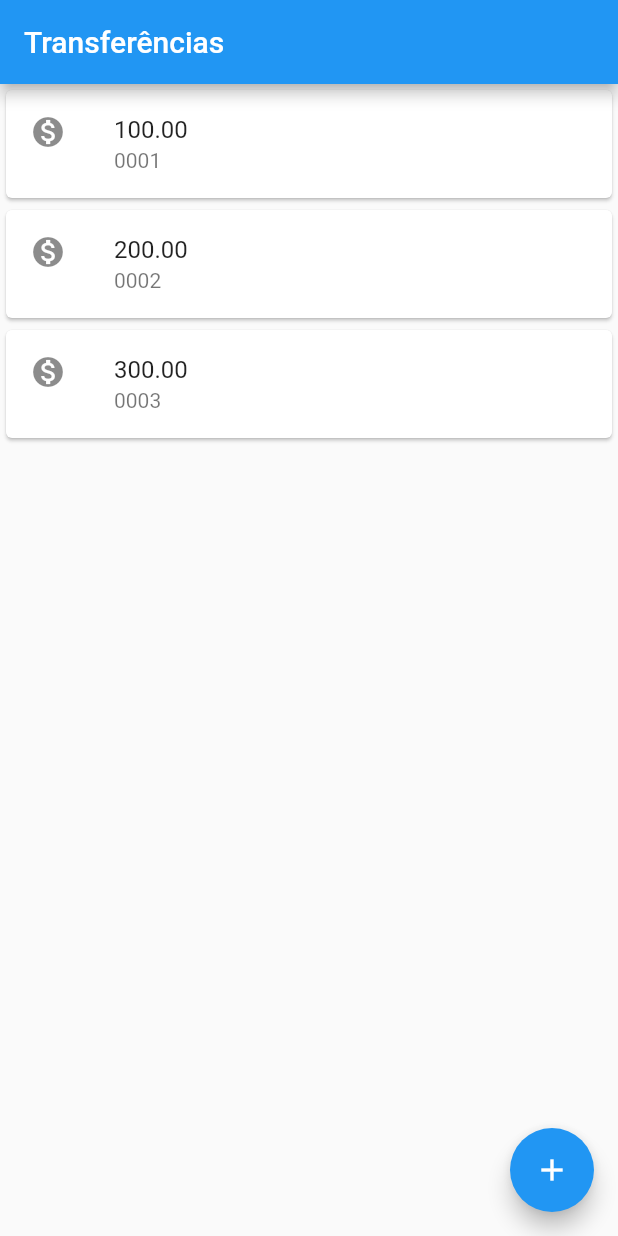
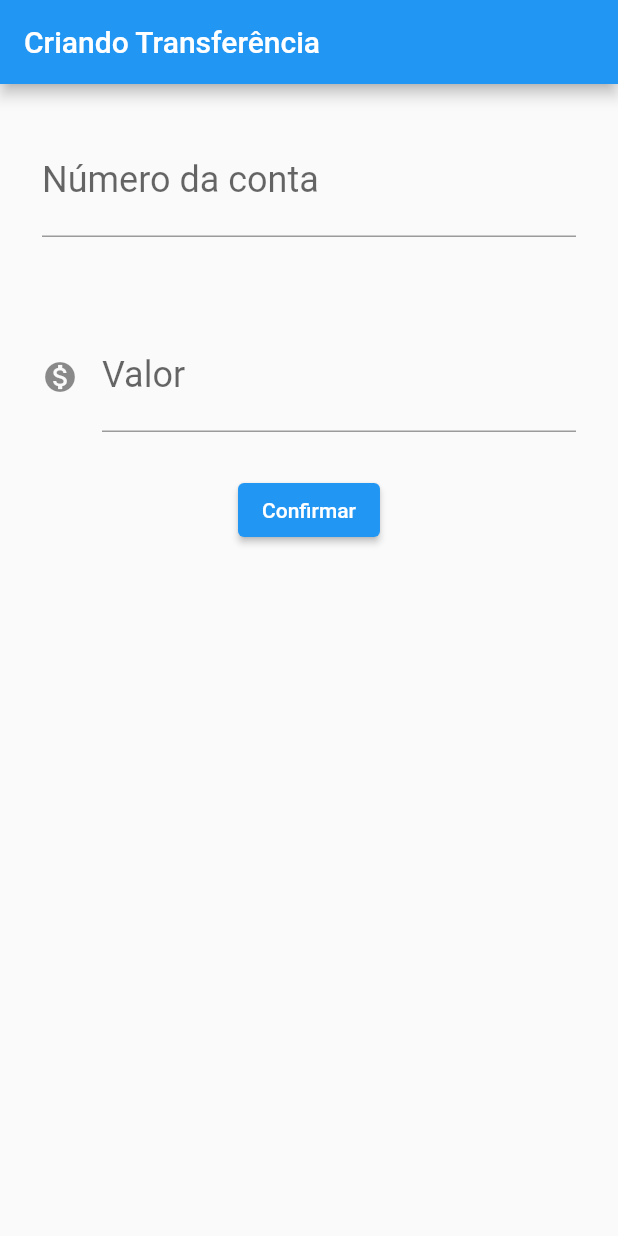
Before and after one commit to coelhoadler/flutter, a Flutter app: the screen it shows after launch, on a phone screen of 412 x 824 dp. Run offline on Flutter 3.47's test engine with Material 2 defaults, Android fonts, the phone set to English and light mode, and no system bars; missing offline and left inert: dart:ffi.

Commit message:
Adicionando nova página e criando método para persistir uma transferência

```diff
--- a/lib/main.dart
+++ b/lib/main.dart
@@ -1,29 +1,95 @@
+import 'dart:ffi';
+
 import 'package:flutter/material.dart';
 
-void main() => runApp(
-  MaterialApp(
-    home: Scaffold(
-      body: ListaTransferencias(),
+void main() => runApp(ByteBankApp());
+
+class FormularioTransferencia extends StatelessWidget {
+
+  final TextEditingController _controladorCampoNumeroConta = TextEditingController();
+  final TextEditingController _controladorCampoValor = TextEditingController();
+
+  @override
+  Widget build(BuildContext context) {
+    return Scaffold(
+      appBar: AppBar(
+        title: Text('Criando Transferência'),),
+        body: Column(
+          children: <Widget>[
+            Padding(
+              padding: const EdgeInsets.all(28.0),
+              child: TextField(
+                controller: _controladorCampoNumeroConta,
+                keyboardType: TextInputType.number,
+                style: TextStyle(
+                  fontSize: 24.0
+                ),
+                decoration: InputDecoration(
+                  labelText: 'Número da conta',
+                  hintText: '000'
+                ),
+              ),
+            ),
+            Padding(
+              padding: const EdgeInsets.all(28.0),
+              child: TextField(
+                controller: _controladorCampoValor,
+                keyboardType: TextInputType.number,
+                style: TextStyle(
+                    fontSize: 24.0
+                ),
+                decoration: InputDecoration(
+                  icon: Icon(Icons.monetization_on),
+                    labelText: 'Valor',
+                    hintText: '0.00'
+                ),),
+            ),
+            ElevatedButton(
+              child: Text('Confirmar',),
+              onPressed: () {
+                final int numeroConta = int.tryParse(_controladorCampoNumeroConta.text) as int;
+                final double valor = double.tryParse(_controladorCampoValor.text) as double;
+
+               final Transferencia transferenciaCriada = Transferencia(
+                    valor, numeroConta);
+
+                debugPrint('Tranferência: $transferenciaCriada');
+
+              },)
+          ],
+        ),);
+  }
+}
+
+class ByteBankApp extends StatelessWidget {
+  @override
+  Widget build(BuildContext context) {
+    return  MaterialApp(
+      home: Scaffold(
+        body: FormularioTransferencia(),
+      ),
+      debugShowCheckedModeBanner: false,
+    );
+  }
+}
+
+
+class ListaTransferencias extends StatelessWidget {
+  @override
+  Widget build(BuildContext context) {
+    return Scaffold(
       appBar: AppBar(title: const Text('Transferências'),),
+      body: Column(
+        children: [
+          ItemTransferencia(Transferencia(100.00, 0001)),
+          ItemTransferencia(Transferencia(200.00, 0002)),
+          ItemTransferencia(Transferencia(300.00, 0003)),
+        ],
+      ),
       floatingActionButton: FloatingActionButton(
         child: Icon(Icons.add),
         onPressed: null,
       ),
-    ),
-    debugShowCheckedModeBanner: false,
-  )
-);
-
-class ListaTransferencias extends StatelessWidget {
-  @override
-  Widget build(BuildContext context) {
-    // TODO: implement build
-    return Column(
-      children: [
-        ItemTransferencia(Transferencia('100.00', '0001')),
-        ItemTransferencia(Transferencia('200.00', '0002')),
-        ItemTransferencia(Transferencia('300.00', '0003')),
-      ],
     );
   }
 }
@@ -51,8 +117,13 @@ class ItemTransferencia extends StatelessWidget {
 
 class Transferencia {
 
-  final String valor;
-  final String numeroConta;
+  final double valor;
+  final int numeroConta;
 
   Transferencia(this.valor, this.numeroConta);
+
+  @override
+  String toString() {
+    return 'Transferencia{valor: $valor, numeroConta: $numeroConta}';
+  }
 }
```
